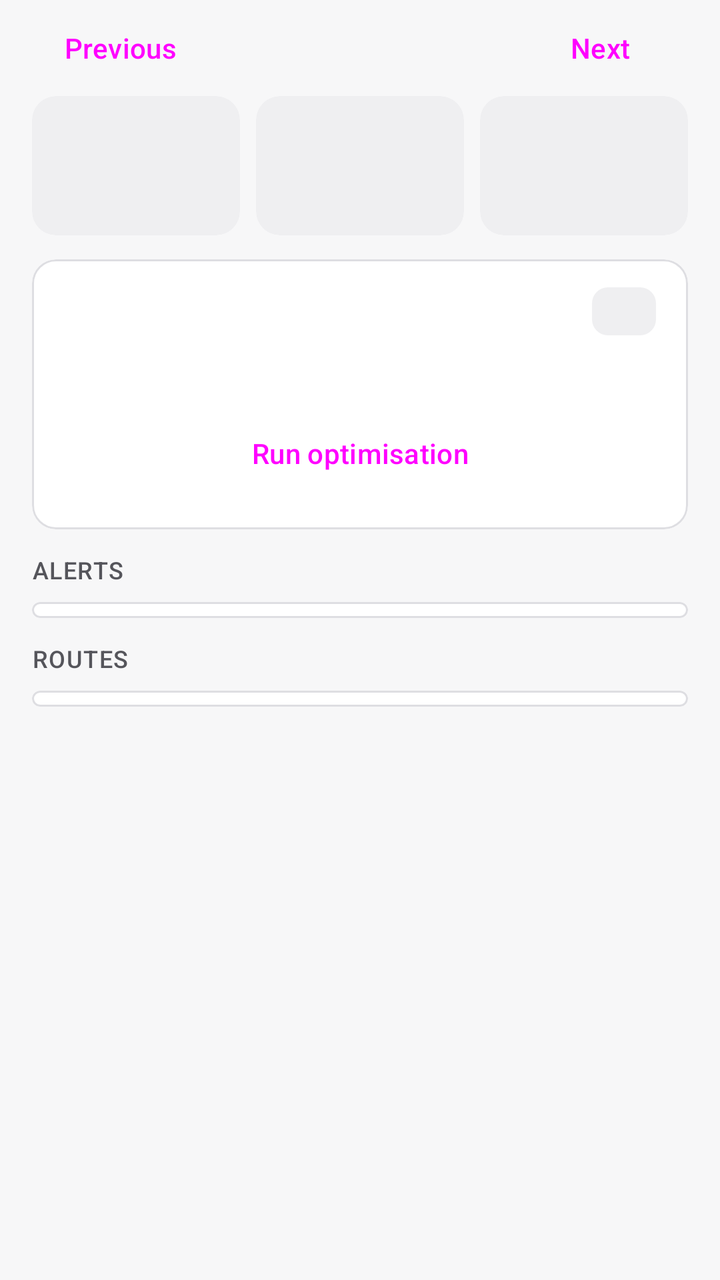
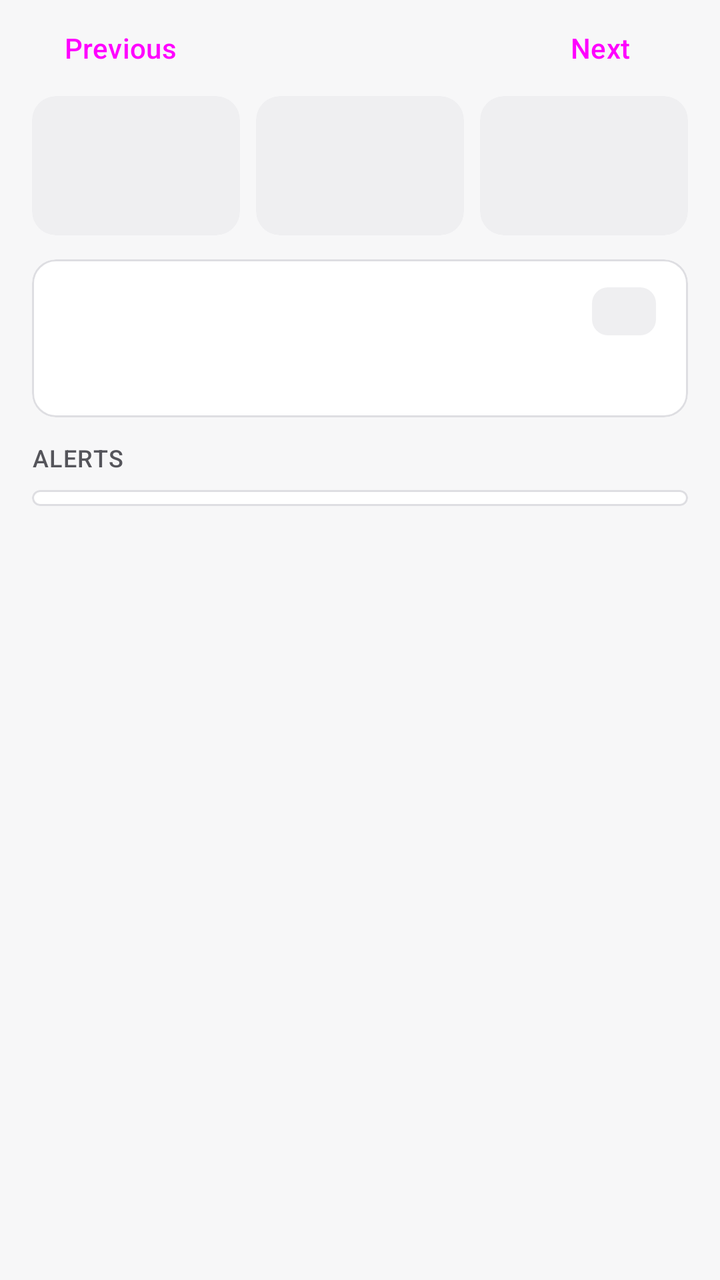

Compare the two renders of this Android layout. The source of the first and the diff that turns it into the second are given below.
<!-- AndroidManifest.xml: application theme Theme.ACDOS -->
<!-- res/layout/fragment_dispatch_hub.xml -->
<?xml version="1.0" encoding="utf-8"?>
<androidx.core.widget.NestedScrollView xmlns:android="http://schemas.android.com/apk/res/android"
    android:layout_width="match_parent"
    android:layout_height="match_parent">

    <LinearLayout
        android:layout_width="match_parent"
        android:layout_height="wrap_content"
        android:orientation="vertical"
        android:paddingHorizontal="16dp"
        android:paddingBottom="16dp">

        <LinearLayout
            android:layout_width="match_parent"
            android:layout_height="wrap_content"
            android:orientation="horizontal">

            <Button
                android:id="@+id/previous_day"
                style="?attr/borderlessButtonStyle"
                android:layout_width="wrap_content"
                android:layout_height="wrap_content"
                android:text="@string/dispatch_previous_day" />

            <View
                android:layout_width="0dp"
                android:layout_height="0dp"
                android:layout_weight="1" />

            <Button
                android:id="@+id/next_day"
                style="?attr/borderlessButtonStyle"
                android:layout_width="wrap_content"
                android:layout_height="wrap_content"
                android:text="@string/dispatch_next_day" />

        </LinearLayout>

        <LinearLayout
            android:layout_width="match_parent"
            android:layout_height="wrap_content"
            android:orientation="horizontal">

            <include
                android:id="@+id/tile_pickups"
                layout="@layout/view_stat_tile"
                android:layout_width="0dp"
                android:layout_height="wrap_content"
                android:layout_weight="1" />

            <include
                android:id="@+id/tile_vehicles"
                layout="@layout/view_stat_tile"
                android:layout_width="0dp"
                android:layout_height="wrap_content"
                android:layout_weight="1"
                android:layout_marginHorizontal="8dp" />

            <include
                android:id="@+id/tile_late"
                layout="@layout/view_stat_tile"
                android:layout_width="0dp"
                android:layout_height="wrap_content"
                android:layout_weight="1" />

        </LinearLayout>

        <com.google.android.material.card.MaterialCardView
            android:layout_width="match_parent"
            android:layout_height="wrap_content"
            android:layout_marginTop="12dp">

            <LinearLayout
                android:layout_width="match_parent"
                android:layout_height="wrap_content"
                android:orientation="vertical"
                android:paddingHorizontal="16dp"
                android:paddingVertical="14dp">

                <LinearLayout
                    android:layout_width="match_parent"
                    android:layout_height="wrap_content"
                    android:gravity="center_vertical"
                    android:orientation="horizontal">

                    <TextView
                        android:id="@+id/plan_title"
                        android:layout_width="0dp"
                        android:layout_height="wrap_content"
                        android:layout_weight="1"
                        android:textAppearance="?attr/textAppearanceTitleMedium" />

                    <com.google.android.material.chip.Chip
                        android:id="@+id/plan_chip"
                        style="@style/Widget.ACDOS.Chip.Neutral"
                        android:layout_width="wrap_content"
                        android:layout_height="wrap_content"
                        android:layout_marginStart="8dp" />

                </LinearLayout>

                <TextView
                    android:id="@+id/plan_summary"
                    android:layout_width="match_parent"
                    android:layout_height="wrap_content"
                    android:layout_marginTop="8dp"
                    android:textAppearance="@style/TextAppearance.ACDOS.Secondary" />

                <Button
                    android:id="@+id/run_optimisation"
                    style="?attr/materialButtonOutlinedStyle"
                    android:layout_width="match_parent"
                    android:layout_height="wrap_content"
                    android:layout_marginTop="8dp"
                    android:text="@string/dispatch_run_optimisation" />

            </LinearLayout>

        </com.google.android.material.card.MaterialCardView>

        <TextView
            style="@style/Widget.ACDOS.Overline"
            android:text="@string/dispatch_alerts" />

        <com.google.android.material.card.MaterialCardView
            android:layout_width="match_parent"
            android:layout_height="wrap_content">

            <LinearLayout
                android:id="@+id/alerts"
                android:layout_width="match_parent"
                android:layout_height="wrap_content"
                android:divider="@drawable/divider_hairline"
                android:orientation="vertical"
                android:paddingVertical="4dp"
                android:showDividers="middle" />

        </com.google.android.material.card.MaterialCardView>

        <TextView
            android:id="@+id/routes_label"
            style="@style/Widget.ACDOS.Overline"
            android:text="@string/dispatch_routes" />

        <com.google.android.material.card.MaterialCardView
            android:id="@+id/routes_card"
            android:layout_width="match_parent"
            android:layout_height="wrap_content">

            <LinearLayout
                android:id="@+id/routes"
                android:layout_width="match_parent"
                android:layout_height="wrap_content"
                android:divider="@drawable/divider_hairline"
                android:orientation="vertical"
                android:paddingVertical="4dp"
                android:showDividers="middle" />

        </com.google.android.material.card.MaterialCardView>

    </LinearLayout>

</androidx.core.widget.NestedScrollView>
<!-- res/layout/view_stat_tile.xml (included above) -->
<?xml version="1.0" encoding="utf-8"?>
<com.google.android.material.card.MaterialCardView xmlns:android="http://schemas.android.com/apk/res/android"
    xmlns:app="http://schemas.android.com/apk/res-auto"
    android:layout_width="0dp"
    android:layout_height="wrap_content"
    android:layout_weight="1"
    app:cardBackgroundColor="?attr/colorSurfaceContainer"
    app:strokeWidth="0dp">

    <LinearLayout
        android:layout_width="match_parent"
        android:layout_height="wrap_content"
        android:orientation="vertical"
        android:padding="12dp">

        <TextView
            android:id="@+id/stat_value"
            android:layout_width="wrap_content"
            android:layout_height="wrap_content"
            android:textAppearance="?attr/textAppearanceTitleLarge" />

        <TextView
            android:id="@+id/stat_label"
            android:layout_width="wrap_content"
            android:layout_height="wrap_content"
            android:textAppearance="@style/TextAppearance.ACDOS.Secondary.Small" />

    </LinearLayout>

</com.google.android.material.card.MaterialCardView>
<!-- resources referenced by this layout -->
<resources>
  <string name="dispatch_alerts">Alerts</string>
  <string name="dispatch_next_day">Next</string>
  <string name="dispatch_previous_day">Previous</string>
  <string name="dispatch_routes">Routes</string>
  <string name="dispatch_run_optimisation">Run optimisation</string>
  <style name="Theme.ACDOS" parent="Base.Theme.ACDOS" />
  <color name="kq_red">#E01A22</color>
  <color name="on_kq_red">#FFFFFF</color>
  <color name="role_primary_container">#FDE7E9</color>
  <color name="role_on_primary_container">#7A0012</color>
  <color name="role_primary_inverse">#FFB3B8</color>
  <color name="fixed_primary_fixed">#FDE7E9</color>
  <color name="fixed_primary_fixed_dim">#FFB3B8</color>
  <color name="fixed_on_primary_fixed">#3F0007</color>
  <color name="fixed_on_primary_fixed_variant">#7A0012</color>
  <color name="role_secondary">#55555B</color>
  <color name="role_on_secondary">#FFFFFF</color>
  <color name="fixed_neutral_fixed">#E8E8EB</color>
  <color name="fixed_neutral_fixed_dim">#D0D0D5</color>
  <color name="fixed_on_neutral_fixed">#1A1A1C</color>
  <color name="fixed_on_neutral_fixed_variant">#55555B</color>
  <color name="role_tertiary">#55555B</color>
  <color name="role_on_tertiary">#FFFFFF</color>
  <color name="role_tertiary_container">#E8E8EB</color>
  <color name="role_on_tertiary_container">#1A1A1C</color>
  <color name="role_background">#F7F7F8</color>
  <color name="role_on_surface">#1A1A1C</color>
  <color name="role_surface">#FFFFFF</color>
  <color name="role_surface_container_lowest">#FFFFFF</color>
  <color name="role_surface_container_low">#F4F4F5</color>
  <color name="role_surface_container">#EFEFF1</color>
  <color name="role_surface_container_high">#E8E8EB</color>
  <color name="role_surface_container_highest">#E1E1E5</color>
  <color name="role_surface_variant">#E8E8EB</color>
  <color name="role_surface_bright">#FFFFFF</color>
  <color name="role_surface_dim">#DADADE</color>
  <color name="role_surface_inverse">#2E2E33</color>
  <color name="role_on_surface_variant">#55555B</color>
  <color name="role_on_surface_inverse">#F1F1F3</color>
  <color name="role_outline">#75757C</color>
  <color name="role_outline_variant">#DEDEE2</color>
  <color name="role_error">#8C1D18</color>
  <color name="role_on_error">#FFFFFF</color>
  <color name="role_error_container">#F9DEDC</color>
  <color name="role_on_error_container">#8C1D18</color>
  <color name="role_warning_container">#FCEFC7</color>
  <color name="role_on_warning_container">#6B4500</color>
  <color name="role_success_container">#DCF3E3</color>
  <color name="role_on_success_container">#14532D</color>
  <style name="ShapeAppearance.ACDOS.ExtraSmall" parent="">
          <item name="cornerFamily">rounded</item>
          <item name="cornerSize">4dp</item>
      </style>
  <style name="ShapeAppearance.ACDOS.Small" parent="">
          <item name="cornerFamily">rounded</item>
          <item name="cornerSize">8dp</item>
      </style>
  <style name="ShapeAppearance.ACDOS.Medium" parent="">
          <item name="cornerFamily">rounded</item>
          <item name="cornerSize">12dp</item>
      </style>
  <style name="ShapeAppearance.ACDOS.Large" parent="">
          <item name="cornerFamily">rounded</item>
          <item name="cornerSize">16dp</item>
      </style>
  <style name="ShapeAppearance.ACDOS.ExtraLarge" parent="">
          <item name="cornerFamily">rounded</item>
          <item name="cornerSize">20dp</item>
      </style>
  <style name="Widget.ACDOS.Button" parent="Widget.Material3.Button">
          <item name="shapeAppearance">@style/ShapeAppearance.ACDOS.Button</item>
      </style>
  <style name="Widget.ACDOS.ProgressBar" parent="Widget.AppCompat.ProgressBar">
          <item name="android:indeterminateTint">?attr/colorPrimary</item>
      </style>
  <style name="ShapeAppearance.ACDOS.Button" parent="">
          <item name="cornerFamily">rounded</item>
          <item name="cornerSize">10dp</item>
      </style>
  <!-- unchanged entries left out for length: 27 -->
</resources>

<!-- the commit's change to res/layout/fragment_dispatch_hub.xml (unified diff, before → after) -->
@@ -106,14 +106,6 @@
                     android:layout_marginTop="8dp"
                     android:textAppearance="@style/TextAppearance.ACDOS.Secondary" />
 
-                <Button
-                    android:id="@+id/run_optimisation"
-                    style="?attr/materialButtonOutlinedStyle"
-                    android:layout_width="match_parent"
-                    android:layout_height="wrap_content"
-                    android:layout_marginTop="8dp"
-                    android:text="@string/dispatch_run_optimisation" />
-
             </LinearLayout>
 
         </com.google.android.material.card.MaterialCardView>
@@ -128,27 +120,6 @@
 
             <LinearLayout
                 android:id="@+id/alerts"
-                android:layout_width="match_parent"
-                android:layout_height="wrap_content"
-                android:divider="@drawable/divider_hairline"
-                android:orientation="vertical"
-                android:paddingVertical="4dp"
-                android:showDividers="middle" />
-
-        </com.google.android.material.card.MaterialCardView>
-
-        <TextView
-            android:id="@+id/routes_label"
-            style="@style/Widget.ACDOS.Overline"
-            android:text="@string/dispatch_routes" />
-
-        <com.google.android.material.card.MaterialCardView
-            android:id="@+id/routes_card"
-            android:layout_width="match_parent"
-            android:layout_height="wrap_content">
-
-            <LinearLayout
-                android:id="@+id/routes"
                 android:layout_width="match_parent"
                 android:layout_height="wrap_content"
                 android:divider="@drawable/divider_hairline"
<!-- resource entries referenced after the edit -->
@@ -3,8 +3,6 @@
   <string name="dispatch_alerts">Alerts</string>
   <string name="dispatch_next_day">Next</string>
   <string name="dispatch_previous_day">Previous</string>
-  <string name="dispatch_routes">Routes</string>
-  <string name="dispatch_run_optimisation">Run optimisation</string>
   <style name="Theme.ACDOS" parent="Base.Theme.ACDOS" />
   <color name="kq_red">#E01A22</color>
   <color name="on_kq_red">#FFFFFF</color>
